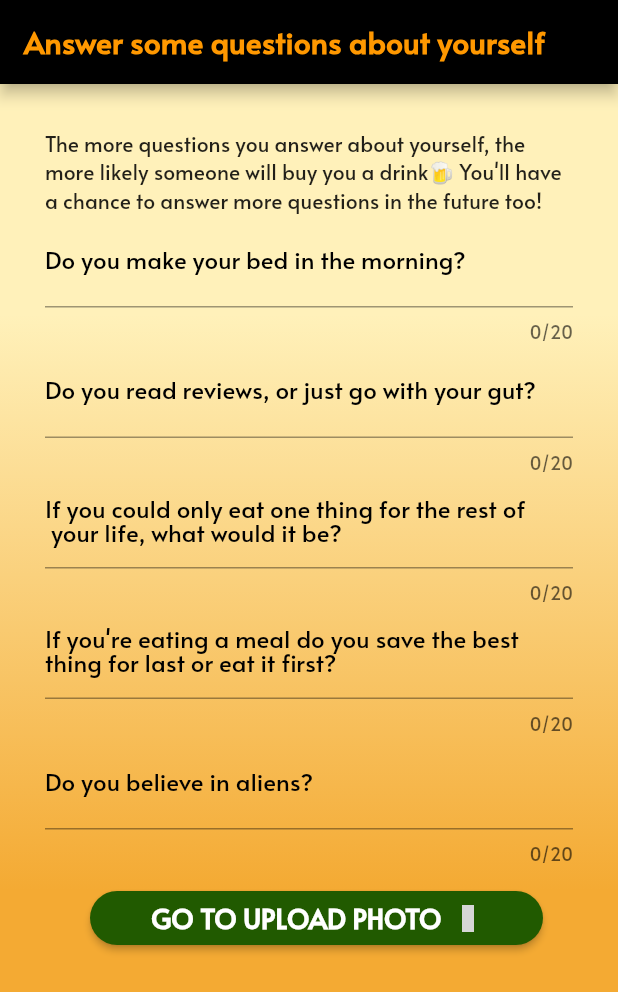
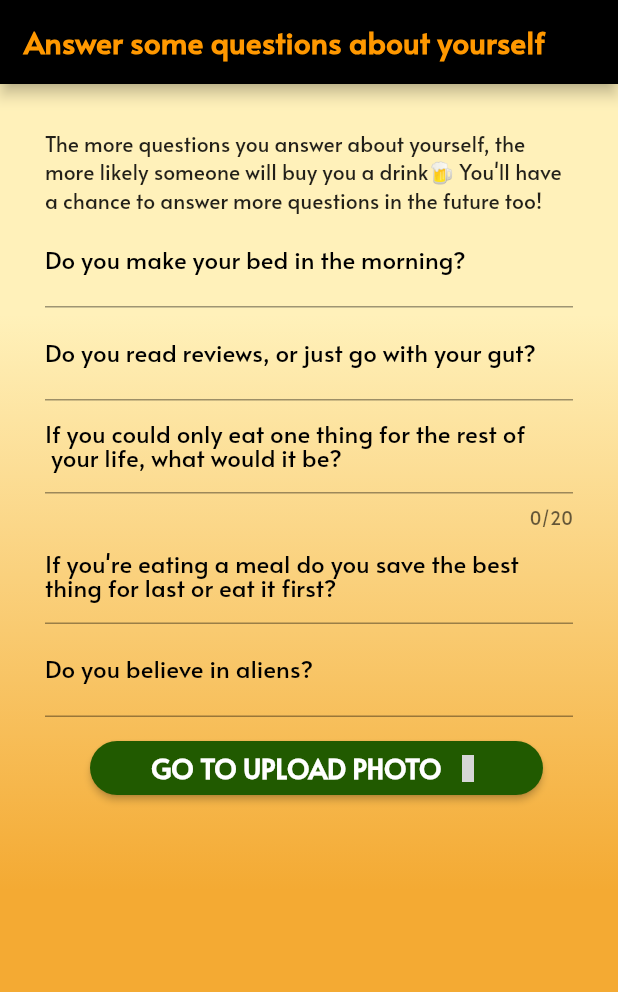
Before and after one commit to Team-Loveal/BeerGarden, a Flutter app: the Questions screen opened by its route, on a phone screen of 412 x 824 dp. Shown: the top 992 px of the screen. Run offline on Flutter 3.47's test engine with Material 2 defaults, Android fonts, the phone set to English and light mode, and no system bars; our stand-ins replace cloud_firestore, firebase_auth, firebase_storage, flutter_spinkit, fluttertoast, google_sign_in and 3 more; accounts and stored records are empty; grey boxes are pictures that could not be loaded.

```diff
--- a/lib/pages/questions.dart
+++ b/lib/pages/questions.dart
@@ -64,7 +64,7 @@ class _QuestionsState extends State<Questions> {
                         Text("The more questions you answer about yourself, the more likely someone will buy you a drink🍺 You'll have a chance to answer more questions in the future too!"),
                         TextFormField(
                           cursorWidth: 3,
-                          maxLength: 20,
+                          //maxLength: 20,
                           onChanged: (val) {
                             setState(() => bed = val);
                           },
@@ -80,7 +80,7 @@ class _QuestionsState extends State<Questions> {
                         ),
                         TextFormField(
                           cursorWidth: 3,
-                          maxLength: 20,
+                          //maxLength: 20,
                           onChanged: (val) {
                             setState(() => reviews = val);
                           },
@@ -112,7 +112,7 @@ class _QuestionsState extends State<Questions> {
                         ),
                         TextFormField(
                           cursorWidth: 3,
-                          maxLength: 20,
+                          //maxLength: 20,
 
                           onChanged: (val) {
                             setState(() => bestForLast = val);
@@ -131,7 +131,7 @@ class _QuestionsState extends State<Questions> {
                         ),
                         TextFormField(
                           cursorWidth: 3,
-                          maxLength: 20,
+                          //maxLength: 20,
                           onChanged: (val) {
                             setState(() => aliens = val);
                           },
```
Also changed, not shown: lib/pages/createProfile.dart (+5 -5 lines), lib/pages/match.dart (+5 -16 lines).
